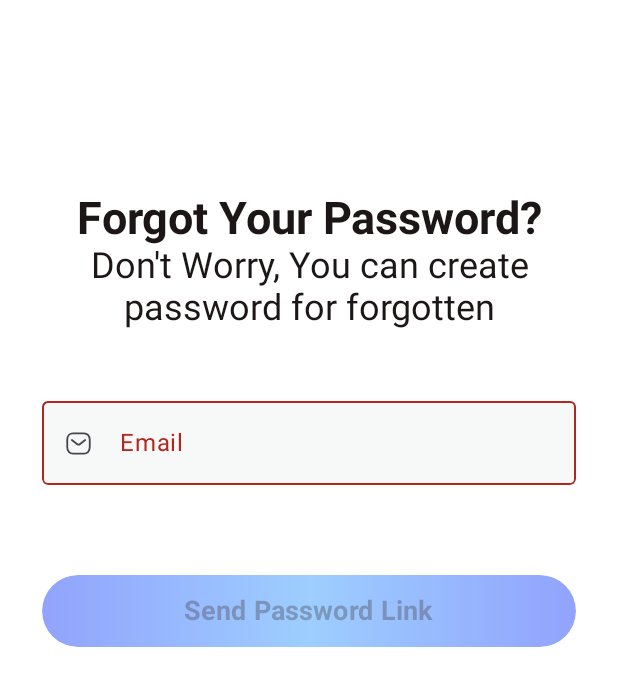
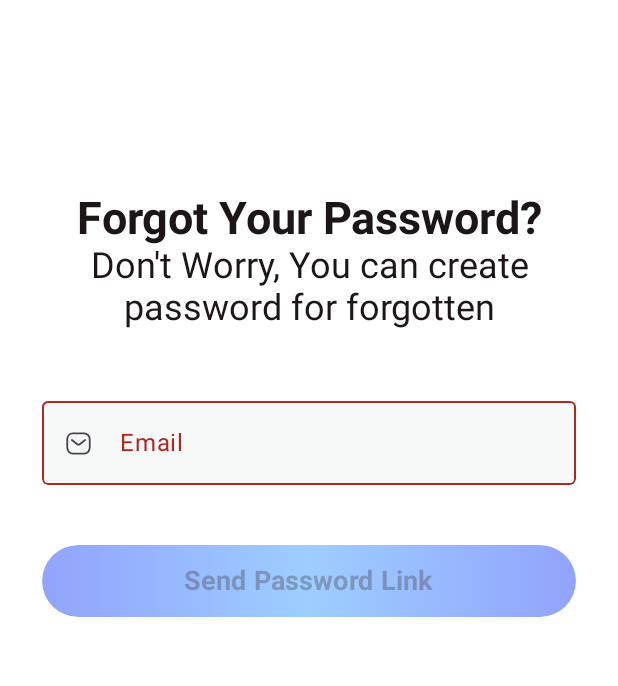
Before and after one commit to PriyanshuRaval/Dummy_Project, an Android app built with Jetpack Compose: the @Preview function ForgetPasswordScreenPreview, on a phone screen of 412 x 824 dp. Shown: the top 686 px of the screen. Run offline under Robolectric (Android 15) with nearby library versions, the phone set to English and light mode, and no system bars; our stand-ins replace Firebase (no records; nobody signed in at launch, a user with empty details on screens opened directly).

Commit message:
Third Commit

```diff
--- a/app/src/main/java/com/example/mysplashscreen/Screens/ForgetPasswordScreen.kt
+++ b/app/src/main/java/com/example/mysplashscreen/Screens/ForgetPasswordScreen.kt
@@ -63,7 +63,7 @@ fun ForgetPasswordScreen(forgetViewModel: ForgetViewModel = viewModel()){
                     errorStatus = forgetViewModel.forgetUIState.value.emailError
                 )
 
-                Spacer(Modifier.height(60.dp))
+                Spacer(Modifier.height(40.dp))
 
 
                 ButtonComponent(
--- a/app/src/main/java/com/example/mysplashscreen/data/forget/ForgetViewModel.kt
+++ b/app/src/main/java/com/example/mysplashscreen/data/forget/ForgetViewModel.kt
@@ -1,8 +1,12 @@
 package com.example.mysplashscreen.data.forget
 
+import android.app.Application
 import android.util.Log
+import android.widget.Toast
 import androidx.compose.runtime.mutableStateOf
+import androidx.lifecycle.AndroidViewModel
 import androidx.lifecycle.ViewModel
+import androidx.lifecycle.ViewModelProvider
 import com.example.mysplashscreen.data.login.LoginUIEvent
 import com.example.mysplashscreen.data.login.LoginUIState
 import com.example.mysplashscreen.data.login.LoginViewModel
@@ -11,7 +15,7 @@ import com.example.mysplashscreen.navigation.PostOfficeAppRouter
 import com.example.mysplashscreen.navigation.Screen
 import com.google.firebase.auth.FirebaseAuth
 
-class ForgetViewModel : ViewModel() {
+class ForgetViewModel(application: Application) : AndroidViewModel(application) {
 
     private val TAG = ForgetViewModel::class.simpleName
 
@@ -55,6 +59,7 @@ class ForgetViewModel : ViewModel() {
                 if(it.isSuccessful){
                     forgetInProgress.value = false
                     PostOfficeAppRouter.navigate_to(Screen.LoginScreen)
+                    Toast.makeText(getApplication(), "Password Link Sent Successful", Toast.LENGTH_SHORT).show()
                 }
             }
             .addOnFailureListener {
```
